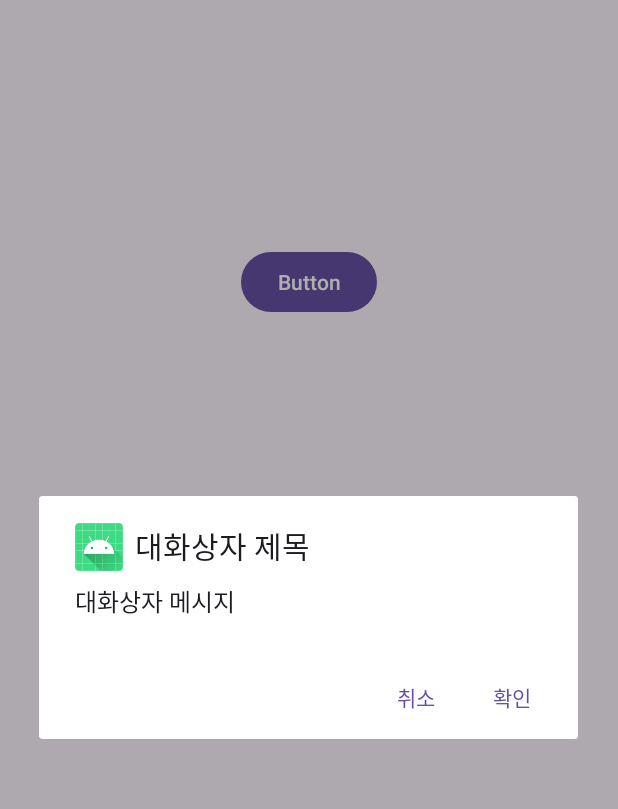
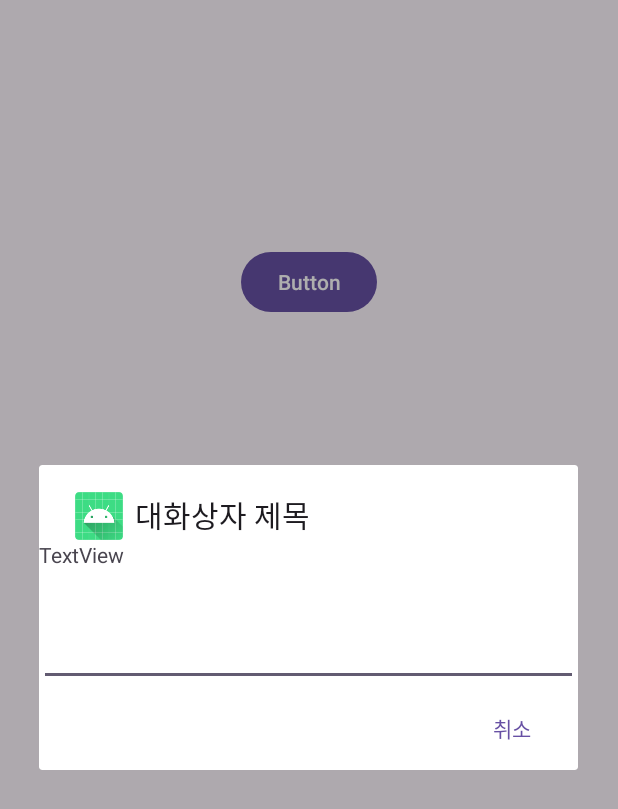
Before and after one commit to Jang-Goeun/2024-Mobile-Software, an Android app: the screen it shows after launch (MainActivity), after a tap on "Button", on a phone screen of 412 x 824 dp. Shown: the top 809 px of the screen. Run offline under Robolectric (Android 15) with nearby library versions, the phone set to English and light mode, and no system bars.

Commit message:
모바일소프트웨어 07주차 수업 3교시

```diff
--- a/week07/C1/app/src/main/java/ddwu/mobile/c1/MainActivity.kt
+++ b/week07/C1/app/src/main/java/ddwu/mobile/c1/MainActivity.kt
@@ -2,6 +2,7 @@ package ddwu.mobile.c1
 
 import android.content.DialogInterface
 import android.os.Bundle
+import android.util.Log
 import android.widget.Toast
 import androidx.activity.enableEdgeToEdge
 import androidx.appcompat.app.AlertDialog
@@ -9,38 +10,81 @@ import androidx.appcompat.app.AppCompatActivity
 import androidx.core.view.ViewCompat
 import androidx.core.view.WindowInsetsCompat
 import ddwu.mobile.c1.databinding.ActivityMainBinding
+import ddwu.mobile.c1.databinding.DialogInterfaceBinding
 
 class MainActivity : AppCompatActivity() {
     val mainBinding by lazy {
         ActivityMainBinding.inflate(layoutInflater)
     }
+
+    // var selectedIdx = 0    라디오 버튼
+    //var selectedItems = booleanArrayOf(false, false, false, false)
     override fun onCreate(savedInstanceState: Bundle?) {
         super.onCreate(savedInstanceState)
         enableEdgeToEdge()
         setContentView(mainBinding.root)
+
+        mainBinding.button.setOnClickListener{
+            val dialogBinding = DialogInterfaceBinding.inflate(layoutInflater)
+
+            val builder = AlertDialog.Builder(this).apply {
+                setTitle("대화상자 제목")
+                setView(dialogBinding.root)
+                setIcon(R.mipmap.ic_launcher_round)
+                setNegativeButton("취소", null)
+                setCancelable(true)
+            }
+
+            builder.show()
+        }
+    }
+}
+
+
+
 
 //        val onOnClick = object :DialogInterface.OnClickListener {
 //            override fun onClick(p0: DialogInterface?, whichButton: Int) {
 //                Toast.makeText(this@MainActivity, "확인!", Toast.LENGTH_SHORT).show()
 //            }
 //        }
+//
+//        val onOnClick = DialogInterface.OnClickListener {
+//            dialogInerface : DialogInterface?, whichButton: Int ->
+//                Toast.makeText(this@MainActivity, "확인!", Toast.LENGTH_SHORT).show()
+//        }
 
-        val onOnClick = DialogInterface.OnClickListener {
-            dialogInerface : DialogInterface?, whichButton: Int ->
-                Toast.makeText(this@MainActivity, "확인!", Toast.LENGTH_SHORT).show()
-        }
+//setMessage("대화상자 메시지")
+//setItems(R.array.foods) {
+//    dialogInterface : DialogInterface?, idx: Int ->
+//        val food = resources.getStringArray(R.array.foods)
+//        Toast.makeText(this@MainActivity, "${food[idx]}", Toast.LENGTH_SHORT).show()
+//}  아이템 항목을 선택할 수 있기 때문
 
-        mainBinding.button.setOnClickListener{
-            val builder = AlertDialog.Builder(this).apply {
-                setTitle("대화상자 제목")
-                setMessage("대화상자 메시지")
-                setIcon(R.mipmap.ic_launcher_round)
-                setPositiveButton("확인"){ p0: DialogInterface?, whichButton: Int ->
-                    Toast.makeText(this@MainActivity, "확인", Toast.LENGTH_SHORT).show()
-                }
-                setNegativeButton("취소", null)
-                setCancelable(true)
-            }
+//setSingleChoiceItems(R.array.foods, selectedIdx) {
+//    dialogInterface : DialogInterface?, idx: Int ->
+//        selectedIdx = idx
+//}    라디오버튼
+//setPositiveButton("확인"){
+//       p0: DialogInterface?, whichButton: Int ->
+//    val food = resources.getStringArray(R.array.foods)
+//    Toast.makeText(this@MainActivity, "${food[selectedIdx]}", Toast.LENGTH_SHORT).show()
+//}
+
+//setMultiChoiceItems(R.array.foods, selectedItems){
+//    p0: DialogInterface?, idx: Int, isChecked:Boolean ->
+//        selectedItems[idx] = true
+//}
+
+//setPositiveButton("확인"){
+//    p0: DialogInterface?, idx: Int ->
+//        Log.d("MainActivity","${selectedItems.toList()}")
+//        val food = resources.getStringArray(R.array.foods)
+//        Toast.makeText(this@MainActivity, "${selectedItems.toList()}", Toast.LENGTH_SHORT).show()
+//}
+
+
+
 
 //            val builder : AlertDialog.Builder = AlertDialog.Builder(this)
 //            builder.setTitle("대화상자 제목")
@@ -51,9 +95,5 @@ class MainActivity : AppCompatActivity() {
 //            builder.setNegativeButton("취소", null)
 //            builder.setCancelable(false)
 
-            //val dialog: Dialog = builder.create()
-            // dialog.show()
-            builder.show()
-        }
-    }
-}
+//val dialog: Dialog = builder.create()
+// dialog.show()
--- /dev/null
+++ b/week07/C1/app/src/main/res/layout/dialog_interface.xml
@@ -0,0 +1,29 @@
+<?xml version="1.0" encoding="utf-8"?>
+<androidx.constraintlayout.widget.ConstraintLayout xmlns:android="http://schemas.android.com/apk/res/android"
+    xmlns:app="http://schemas.android.com/apk/res-auto"
+    xmlns:tools="http://schemas.android.com/tools"
+    android:layout_width="match_parent"
+    android:layout_height="match_parent">
+
+    <EditText
+        android:id="@+id/etText"
+        android:layout_width="0dp"
+        android:layout_height="wrap_content"
+        android:layout_marginTop="52dp"
+        android:ems="10"
+        android:inputType="text"
+        app:layout_constraintEnd_toEndOf="parent"
+        app:layout_constraintHorizontal_bias="0.0"
+        app:layout_constraintStart_toStartOf="parent"
+        app:layout_constraintTop_toTopOf="parent" />
+
+    <TextView
+        android:id="@+id/textView"
+        android:layout_width="wrap_content"
+        android:layout_height="wrap_content"
+        android:text="TextView"
+        app:layout_constraintEnd_toEndOf="parent"
+        app:layout_constraintHorizontal_bias="0.0"
+        app:layout_constraintStart_toStartOf="parent"
+        app:layout_constraintTop_toTopOf="parent" />
+</androidx.constraintlayout.widget.ConstraintLayout>
--- /dev/null
+++ b/week07/C1/app/src/main/res/values/arrays.xml
@@ -0,0 +1,9 @@
+<?xml version="1.0" encoding="utf-8"?>
+<resources>
+    <string-array name="foods">
+        <item>김치찌개</item>
+        <item>순대국밥</item>
+        <item>초밥</item>
+        <item>마라탕</item>
+    </string-array>
+</resources>
```
